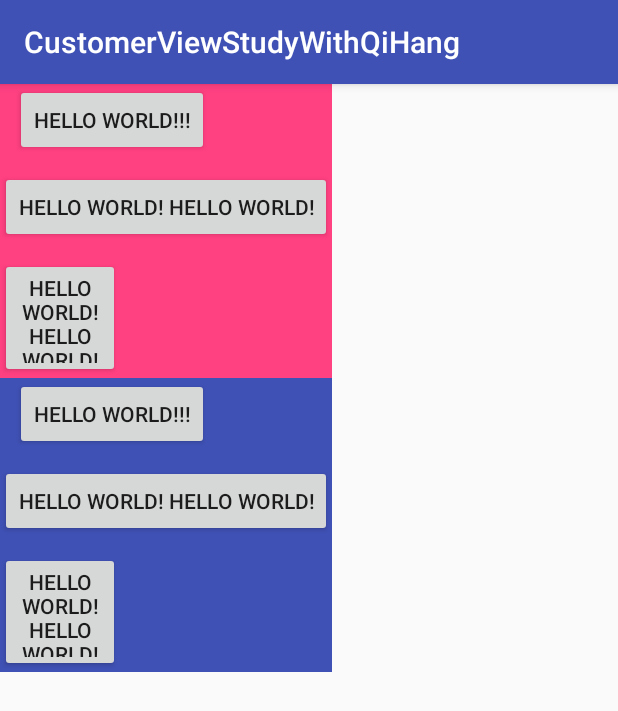
After one commit to ZGaoFei/CustomerViewStudyWithQiHang, an Android app: the MyLinearLayoutActivity screen opened directly, with no data from a screen before it, on a phone screen of 412 x 824 dp. The commit adds this screen. Shown: the top 711 px of the screen. Run offline under Robolectric (Android 15) with nearby library versions, the phone set to English and light mode, and no system bars.

Commit message:
添加第三部分视图部分，添加自定义MyLinLayout

```diff
--- a/app/src/main/AndroidManifest.xml
+++ b/app/src/main/AndroidManifest.xml
@@ -47,7 +47,9 @@
         <activity android:name=".two_drawing.BitmapShaderActivity" />
         <activity android:name=".two_drawing.AvatarActivity" />
         <activity android:name=".two_drawing.LinearGradientActivity" />
-        <activity android:name=".two_drawing.RadialGradientActivity"></activity>
+        <activity android:name=".two_drawing.RadialGradientActivity" />
+        <activity android:name=".three_view.ViewStartActivity" />
+        <activity android:name=".three_view.MyLinearLayoutActivity"></activity>
     </application>
 
 </manifest>
--- /dev/null
+++ b/app/src/main/java/com/example/zhaogaofei/customerviewstudywithqihang/three_view/MyLinearLayoutActivity.java
@@ -0,0 +1,21 @@
+package com.example.zhaogaofei.customerviewstudywithqihang.three_view;
+
+import android.content.Context;
+import android.content.Intent;
+import android.support.v7.app.AppCompatActivity;
+import android.os.Bundle;
+
+import com.example.zhaogaofei.customerviewstudywithqihang.R;
+
+public class MyLinearLayoutActivity extends AppCompatActivity {
+
+    public static void start(Context context) {
+        context.startActivity(new Intent(context, MyLinearLayoutActivity.class));
+    }
+
+    @Override
+    protected void onCreate(Bundle savedInstanceState) {
+        super.onCreate(savedInstanceState);
+        setContentView(R.layout.activity_my_linear_layout);
+    }
+}
--- /dev/null
+++ b/app/src/main/java/com/example/zhaogaofei/customerviewstudywithqihang/three_view/customerview/MyLinLayout.java
@@ -0,0 +1,99 @@
+package com.example.zhaogaofei.customerviewstudywithqihang.three_view.customerview;
+
+import android.content.Context;
+import android.graphics.Canvas;
+import android.util.AttributeSet;
+import android.util.Log;
+import android.view.View;
+import android.view.ViewGroup;
+import android.view.animation.Transformation;
+
+public class MyLinLayout extends ViewGroup {
+
+    public MyLinLayout(Context context) {
+        super(context);
+    }
+
+    public MyLinLayout(Context context, AttributeSet attrs) {
+        super(context, attrs);
+    }
+
+    public MyLinLayout(Context context, AttributeSet attrs, int defStyleAttr) {
+        super(context, attrs, defStyleAttr);
+    }
+
+    @Override
+    protected void onMeasure(int widthMeasureSpec, int heightMeasureSpec) {
+        super.onMeasure(widthMeasureSpec, heightMeasureSpec);
+        int widthMeasure = MeasureSpec.getSize(widthMeasureSpec);
+        int heightMeasure = MeasureSpec.getSize(heightMeasureSpec);
+        int modeWidth = MeasureSpec.getMode(widthMeasureSpec);
+        int modeHeight = MeasureSpec.getMode(heightMeasureSpec);
+
+        Log.e("zgf", "mesaure spec to string: " + MeasureSpec.toString(widthMeasureSpec));
+
+        int width = 0;
+        int height = 0;
+
+        int childCount = getChildCount();
+        for (int i = 0; i < childCount; i++) {
+            View child = getChildAt(i);
+            measureChild(child, widthMeasureSpec, heightMeasureSpec);
+
+            MarginLayoutParams layoutParams = (MarginLayoutParams) child.getLayoutParams();
+            int childWidth = child.getMeasuredWidth() + layoutParams.leftMargin + layoutParams.rightMargin;
+            int childHeight = child.getMeasuredHeight() + layoutParams.topMargin + layoutParams.bottomMargin;
+
+            if (i == 0) {
+                width = childWidth;
+            } else {
+                width = Math.max(width, childWidth);
+            }
+            height += childHeight;
+        }
+        Log.e("zgf", "view result width: " + width);
+
+        // 适配wrap_content，如果设置固定值则使用测量值，
+        // 如果是wrap_content使用计算的子view的值
+        setMeasuredDimension(
+                modeWidth == MeasureSpec.EXACTLY ? widthMeasure : width,
+                modeHeight == MeasureSpec.EXACTLY ? heightMeasure : height);
+    }
+
+    @Override
+    protected void onLayout(boolean changed, int l, int t, int r, int b) {
+        int top = 0;
+        int childCount = getChildCount();
+        for (int i = 0; i < childCount; i++) {
+            View child = getChildAt(i);
+
+            MarginLayoutParams layoutParams = (MarginLayoutParams) child.getLayoutParams();
+            int measuredWidth = child.getMeasuredWidth();
+            int measuredHeight = child.getMeasuredHeight();
+            child.layout(layoutParams.leftMargin, layoutParams.topMargin + top, measuredWidth + layoutParams.rightMargin, top + measuredHeight + layoutParams.bottomMargin);
+
+            top = measuredHeight + layoutParams.topMargin + layoutParams.bottomMargin + top;
+        }
+    }
+
+    @Override
+    protected void onDraw(Canvas canvas) {
+        super.onDraw(canvas);
+
+    }
+
+    @Override
+    protected LayoutParams generateDefaultLayoutParams() {
+        return new MarginLayoutParams(LayoutParams.MATCH_PARENT, LayoutParams.MATCH_PARENT);
+    }
+
+    @Override
+    protected LayoutParams generateLayoutParams(LayoutParams p) {
+        return new MarginLayoutParams(p);
+    }
+
+    @Override
+    public LayoutParams generateLayoutParams(AttributeSet attrs) {
+        return new MarginLayoutParams(getContext(), attrs);
+    }
+}
--- /dev/null
+++ b/app/src/main/res/layout/activity_my_linear_layout.xml
@@ -0,0 +1,61 @@
+<?xml version="1.0" encoding="utf-8"?>
+<LinearLayout xmlns:android="http://schemas.android.com/apk/res/android"
+    xmlns:app="http://schemas.android.com/apk/res-auto"
+    xmlns:tools="http://schemas.android.com/tools"
+    android:layout_width="match_parent"
+    android:layout_height="wrap_content"
+    android:orientation="vertical"
+    tools:context=".three_view.MyLinearLayoutActivity">
+
+    <com.example.zhaogaofei.customerviewstudywithqihang.three_view.customerview.MyLinLayout
+        android:layout_width="wrap_content"
+        android:layout_height="wrap_content"
+        android:background="@color/colorAccent">
+
+        <Button
+            android:layout_width="wrap_content"
+            android:layout_height="wrap_content"
+            android:layout_marginLeft="10dp"
+            android:layout_marginRight="10dp"
+            android:text="hello world!!!" />
+
+        <Button
+            android:layout_width="wrap_content"
+            android:layout_height="wrap_content"
+            android:layout_marginTop="10dp"
+            android:layout_marginBottom="10dp"
+            android:text="hello world! hello world!" />
+
+        <Button
+            android:layout_width="80dp"
+            android:layout_height="80dp"
+            android:text="hello world! hello world!" />
+
+    </com.example.zhaogaofei.customerviewstudywithqihang.three_view.customerview.MyLinLayout>
+
+    <LinearLayout
+        android:layout_width="wrap_content"
+        android:layout_height="wrap_content"
+        android:background="@color/colorPrimary"
+        android:orientation="vertical">
+
+        <Button
+            android:layout_width="wrap_content"
+            android:layout_height="wrap_content"
+            android:layout_marginLeft="10dp"
+            android:layout_marginRight="10dp"
+            android:text="hello world!!!" />
+
+        <Button
+            android:layout_width="wrap_content"
+            android:layout_height="wrap_content"
+            android:layout_marginTop="10dp"
+            android:layout_marginBottom="10dp"
+            android:text="hello world! hello world!" />
+
+        <Button
+            android:layout_width="80dp"
+            android:layout_height="80dp"
+            android:text="hello world! hello world!" />
+    </LinearLayout>
+</LinearLayout>
```
Also changed, not shown: app/src/main/java/com/example/zhaogaofei/customerviewstudywithqihang/MainActivity.java (+2 -6 lines), app/src/main/java/com/example/zhaogaofei/customerviewstudywithqihang/three_view/ViewStartActivity.java (added, +28 -0 lines), app/src/main/java/com/example/zhaogaofei/customerviewstudywithqihang/three_view/customerview/FlowLayout.java (added, +43 -0 lines), app/src/main/res/layout/activity_view_start.xml (added, +16 -0 lines).
